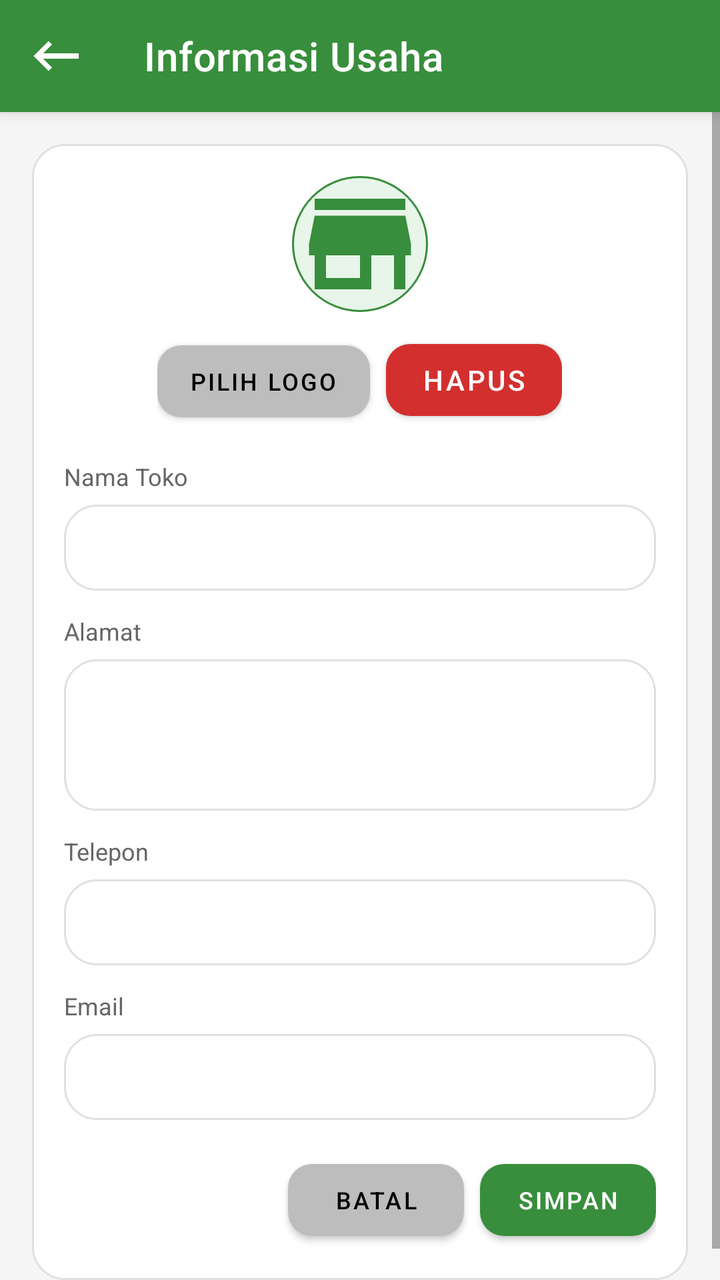
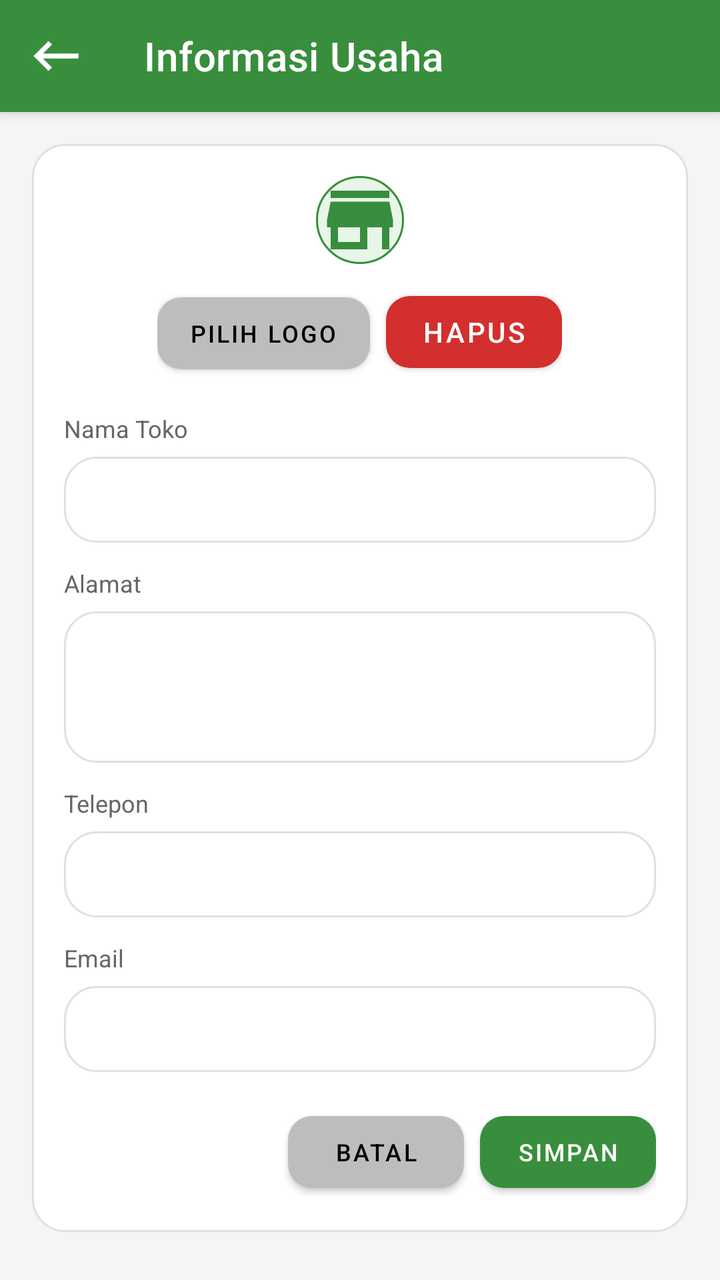

Screens rendered from an Android XML layout before and after an edit, with the pre-edit source and the edit as a unified diff.
<!-- AndroidManifest.xml: application theme Theme.DasPos -->
<!-- res/layout/activity_store_info.xml -->
<?xml version="1.0" encoding="utf-8"?>
<LinearLayout xmlns:android="http://schemas.android.com/apk/res/android"
    xmlns:app="http://schemas.android.com/apk/res-auto"
    android:layout_width="match_parent"
    android:layout_height="match_parent"
    android:background="@color/warm_gray"
    android:orientation="vertical">

    <com.google.android.material.appbar.MaterialToolbar
        android:id="@+id/toolbar"
        style="@style/DasPosToolbar"
        android:layout_width="match_parent"
        android:layout_height="?attr/actionBarSize"
        app:navigationIcon="@drawable/ic_back"
        app:title="@string/business_info" />

    <ScrollView
        android:layout_width="match_parent"
        android:layout_height="match_parent">

        <LinearLayout
            android:layout_width="match_parent"
            android:layout_height="wrap_content"
            android:padding="16dp">

            <LinearLayout
                android:layout_width="match_parent"
                android:layout_height="wrap_content"
                android:background="@drawable/bg_card"
                android:orientation="vertical"
                android:padding="16dp">

                <LinearLayout
                    android:layout_width="match_parent"
                    android:layout_height="wrap_content"
                    android:gravity="center_horizontal"
                    android:orientation="vertical">

                    <ImageView
                        android:id="@+id/imgStoreLogo"
                        android:layout_width="68dp"
                        android:layout_height="68dp"
                        android:background="@drawable/bg_round_logo"
                        android:src="@drawable/ic_store" />

                    <LinearLayout
                        android:layout_width="wrap_content"
                        android:layout_height="wrap_content"
                        android:layout_marginTop="10dp"
                        android:orientation="horizontal">

                        <com.google.android.material.button.MaterialButton
                            android:id="@+id/btnSelectLogo"
                            style="@style/DasPosGrayButton"
                            android:layout_width="wrap_content"
                            android:layout_height="wrap_content"
                            android:text="@string/select_logo" />

                        <com.google.android.material.button.MaterialButton
                            android:id="@+id/btnRemoveLogo"
                            style="@style/DasPosDangerButton"
                            android:layout_width="wrap_content"
                            android:layout_height="wrap_content"
                            android:layout_marginStart="8dp"
                            android:text="@string/remove_logo" />
                    </LinearLayout>
                </LinearLayout>

                <TextView
                    android:layout_width="wrap_content"
                    android:layout_height="wrap_content"
                    android:layout_marginTop="16dp"
                    android:text="@string/label_store_name"
                    android:textColor="@color/text_secondary"
                    android:textSize="12sp" />

                <EditText
                    android:id="@+id/etStoreName"
                    android:layout_width="match_parent"
                    android:layout_height="wrap_content"
                    android:layout_marginTop="6dp"
                    android:background="@drawable/bg_input"
                    android:padding="12dp"
                    android:textSize="14sp" />

                <TextView
                    android:layout_width="wrap_content"
                    android:layout_height="wrap_content"
                    android:layout_marginTop="12dp"
                    android:text="@string/label_address"
                    android:textColor="@color/text_secondary"
                    android:textSize="12sp" />

                <EditText
                    android:id="@+id/etStoreAddress"
                    android:layout_width="match_parent"
                    android:layout_height="wrap_content"
                    android:layout_marginTop="6dp"
                    android:background="@drawable/bg_input"
                    android:gravity="top"
                    android:minLines="3"
                    android:padding="12dp"
                    android:textSize="14sp" />

                <TextView
                    android:layout_width="wrap_content"
                    android:layout_height="wrap_content"
                    android:layout_marginTop="12dp"
                    android:text="@string/label_phone"
                    android:textColor="@color/text_secondary"
                    android:textSize="12sp" />

                <EditText
                    android:id="@+id/etStorePhone"
                    android:layout_width="match_parent"
                    android:layout_height="wrap_content"
                    android:layout_marginTop="6dp"
                    android:background="@drawable/bg_input"
                    android:padding="12dp"
                    android:textSize="14sp" />

                <TextView
                    android:layout_width="wrap_content"
                    android:layout_height="wrap_content"
                    android:layout_marginTop="12dp"
                    android:text="@string/label_email"
                    android:textColor="@color/text_secondary"
                    android:textSize="12sp" />

                <EditText
                    android:id="@+id/etStoreEmail"
                    android:layout_width="match_parent"
                    android:layout_height="wrap_content"
                    android:layout_marginTop="6dp"
                    android:background="@drawable/bg_input"
                    android:padding="12dp"
                    android:textSize="14sp" />

                <LinearLayout
                    android:layout_width="match_parent"
                    android:layout_height="wrap_content"
                    android:layout_marginTop="16dp"
                    android:gravity="end"
                    android:orientation="horizontal">

                    <com.google.android.material.button.MaterialButton
                        android:id="@+id/btnStoreCancel"
                        style="@style/DasPosGrayButton"
                        android:layout_width="wrap_content"
                        android:layout_height="wrap_content"
                        android:text="@string/cancel" />

                    <com.google.android.material.button.MaterialButton
                        android:id="@+id/btnStoreSave"
                        style="@style/DasPosPrimaryButton"
                        android:layout_width="wrap_content"
                        android:layout_height="wrap_content"
                        android:layout_marginStart="8dp"
                        android:text="@string/save" />
                </LinearLayout>
            </LinearLayout>
        </LinearLayout>
    </ScrollView>
</LinearLayout>
<!-- resources referenced by this layout -->
<resources>
  <color name="text_secondary">#666666</color>
  <color name="warm_gray">#F5F5F5</color>
  <!-- drawable bg_card (drawable) -->
  <?xml version="1.0" encoding="utf-8"?>
  <shape xmlns:android="http://schemas.android.com/apk/res/android">
      <solid android:color="@color/surface_white" />
      <corners android:radius="16dp" />
      <padding android:left="16dp" android:top="16dp" android:right="16dp" android:bottom="16dp" />
      <stroke android:width="1dp" android:color="@color/divider" />
  </shape>
  <!-- drawable bg_input (drawable) -->
  <?xml version="1.0" encoding="utf-8"?>
  
  <shape xmlns:android="http://schemas.android.com/apk/res/android">
      <solid android:color="@color/surface_white" />
      <corners android:radius="16dp" />
      <padding android:left="16dp" android:top="16dp" android:right="16dp" android:bottom="16dp" />
      <stroke android:width="1dp" android:color="@color/divider" />
  </shape>
  <!-- drawable bg_round_logo (drawable) -->
  <?xml version="1.0" encoding="utf-8"?>
  <shape xmlns:android="http://schemas.android.com/apk/res/android">
      <solid android:color="#E8F5E9" />
      <corners android:radius="100dp" />
      <stroke android:width="1dp" android:color="@color/primary_green" />
  </shape>
  <!-- drawable ic_back (drawable) -->
  <vector xmlns:android="http://schemas.android.com/apk/res/android"
      android:width="30dp"
      android:height="30dp"
      android:tint="#FFFFFF"
      android:viewportWidth="24"
      android:viewportHeight="24">
      <path
          android:fillColor="@android:color/white"
          android:pathData="M21,11H6.83l3.58,-3.59L9,6l-6,6 6,6 1.41,-1.41L6.83,13H21z" />
  </vector>
  <string name="business_info">Informasi Usaha</string>
  <string name="cancel">Batal</string>
  <string name="label_address">Alamat</string>
  <string name="label_email">Email</string>
  <string name="label_phone">Telepon</string>
  <string name="label_store_name">Nama Toko</string>
  <string name="remove_logo">Hapus</string>
  <string name="save">Simpan</string>
  <string name="select_logo">Pilih Logo</string>
  <style name="DasPosDangerButton" parent="Widget.MaterialComponents.Button">
          <item name="backgroundTint">@color/danger_red</item>
          <item name="android:textColor">@color/surface_white</item>
          <item name="cornerRadius">12sp</item>
          <item name="android:minHeight">48dp</item>
      </style>
  <style name="DasPosGrayButton" parent="Widget.MaterialComponents.Button">
          <item name="backgroundTint">@color/button_gray</item>
          <item name="android:textColor">@android:color/black</item>
          <item name="android:textSize">12sp</item>
          <item name="cornerRadius">12dp</item>
          <item name="android:minHeight">48dp</item>
      </style>
  <style name="DasPosPrimaryButton" parent="Widget.MaterialComponents.Button">
          <item name="backgroundTint">@color/primary_green</item>
          <item name="android:textColor">@color/surface_white</item>
          <item name="android:textSize">12sp</item>
          <item name="cornerRadius">12dp</item>
          <item name="android:minHeight">48dp</item>
      </style>
  <style name="DasPosToolbar" parent="Widget.MaterialComponents.Toolbar.Primary">
          <item name="android:background">@color/primary_green</item>
          <item name="titleTextColor">@color/surface_white</item>
          <item name="navigationIconTint">@color/surface_white</item>
      </style>
  <color name="surface_white">#FFFFFF</color>
  <color name="divider">#E0E0E0</color>
  <color name="primary_green">#388E3C</color>
  <color name="danger_red">#D32F2F</color>
  <color name="button_gray">#BDBDBD</color>
  <color name="primary_green_dark">#2E7D32</color>
  <!-- unchanged entries left out for length: 2 -->
</resources>

<!-- the commit's change to res/layout/activity_store_info.xml (unified diff, before → after) -->
@@ -38,8 +38,8 @@
 
                     <ImageView
                         android:id="@+id/imgStoreLogo"
-                        android:layout_width="68dp"
-                        android:layout_height="68dp"
+                        android:layout_width="44dp"
+                        android:layout_height="44dp"
                         android:background="@drawable/bg_round_logo"
                         android:src="@drawable/ic_store" />
 
